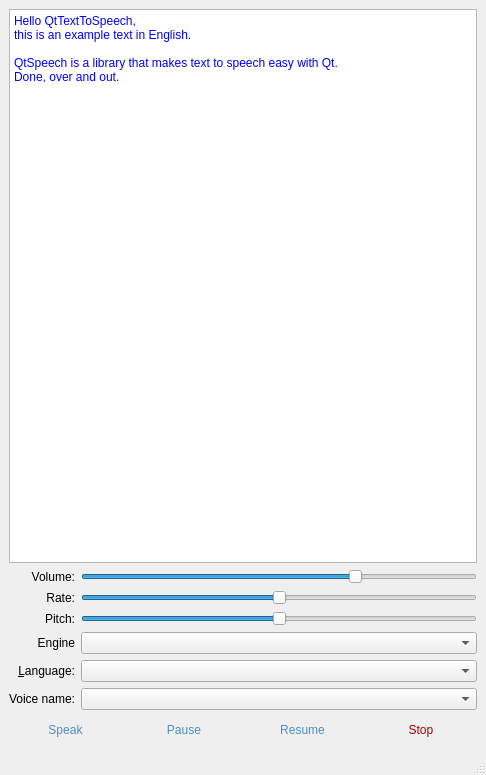
Qt form TTP.ui (LouayNouri/projet-recyclage) before a commit.
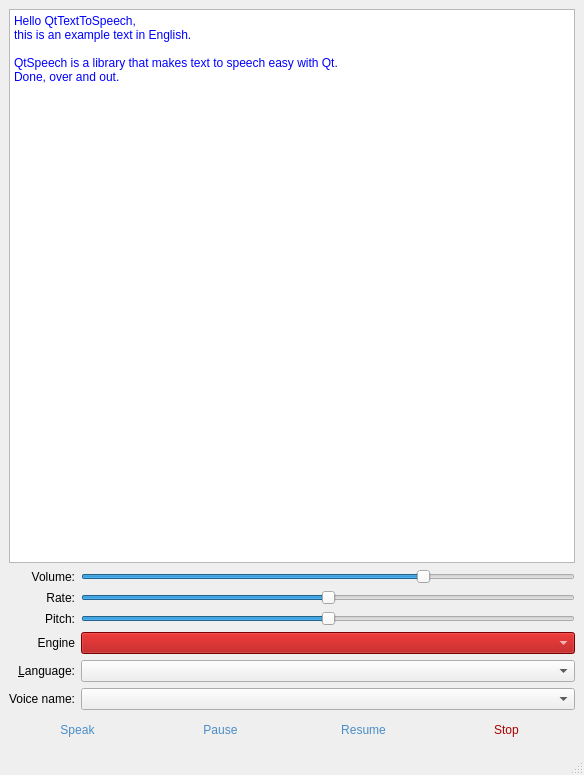
The same form after that commit.

Diff of the .ui file:
```diff
--- a/TTP.ui
+++ b/TTP.ui
@@ -6,7 +6,7 @@
    <rect>
     <x>0</x>
     <y>0</y>
-    <width>486</width>
+    <width>584</width>
     <height>775</height>
    </rect>
   </property>
@@ -80,6 +80,10 @@
           <verstretch>0</verstretch>
          </sizepolicy>
         </property>
+        <property name="styleSheet">
+         <string notr="true">background-color: rgb(170, 0, 0);
+color: rgb(255, 255, 255);</string>
+        </property>
        </widget>
       </item>
       <item row="1" column="2">
```
